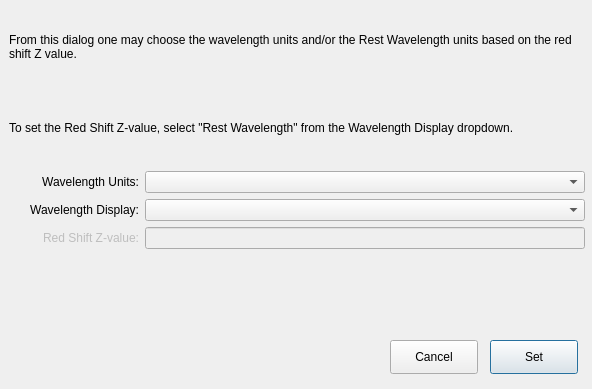
Above: cubeviz/controls/wavelength.ui from spacetelescope/cubeviz before the change. Below: the same form after it.
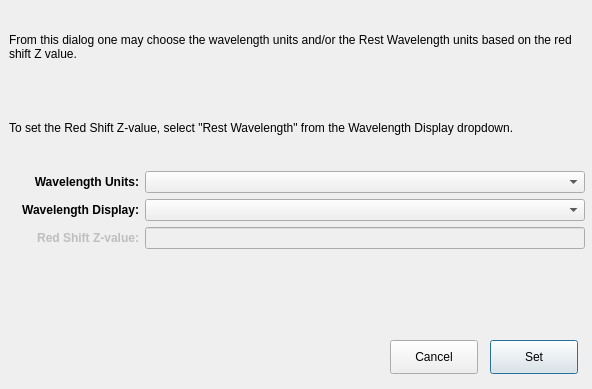
That is the form after the change.

Commit message: bold labels

What changed in the file:
```diff
--- a/cubeviz/controls/wavelength.ui
+++ b/cubeviz/controls/wavelength.ui
@@ -85,6 +85,12 @@
             <height>16777215</height>
            </size>
           </property>
+          <property name="font">
+           <font>
+            <weight>75</weight>
+            <bold>true</bold>
+           </font>
+          </property>
           <property name="text">
            <string>Wavelength Units:</string>
           </property>
@@ -121,6 +127,12 @@
             <height>16777215</height>
            </size>
           </property>
+          <property name="font">
+           <font>
+            <weight>75</weight>
+            <bold>true</bold>
+           </font>
+          </property>
           <property name="text">
            <string>Wavelength Display:</string>
           </property>
@@ -165,6 +177,12 @@
           <height>16777215</height>
          </size>
         </property>
+        <property name="font">
+         <font>
+          <weight>75</weight>
+          <bold>true</bold>
+         </font>
+        </property>
         <property name="text">
          <string>Red Shift Z-value:</string>
         </property>
```
